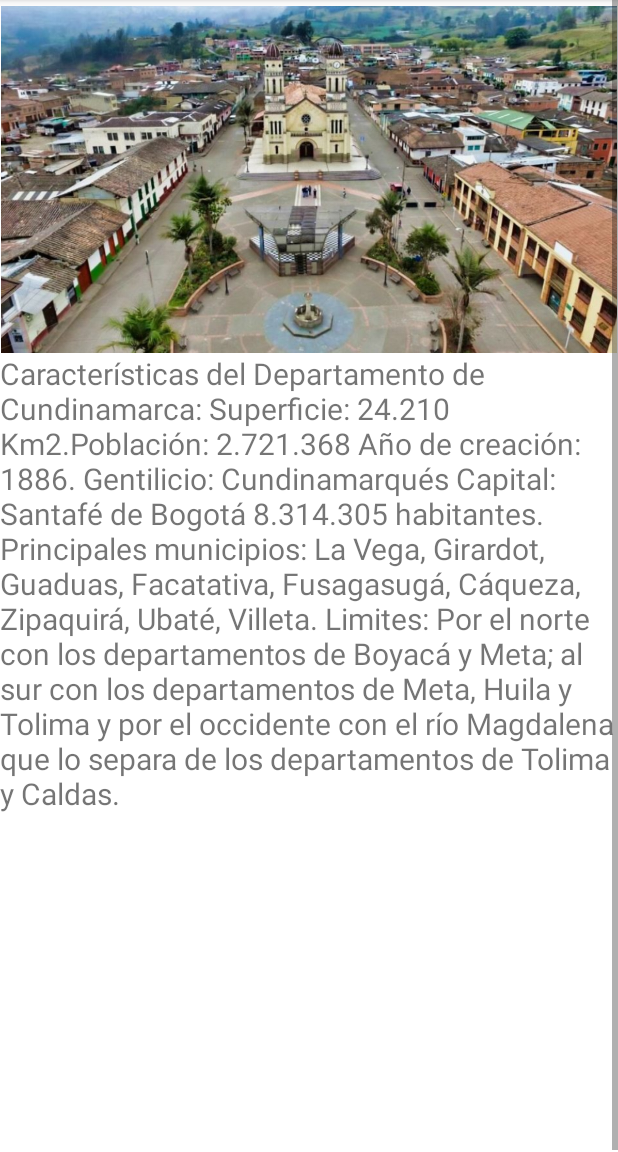
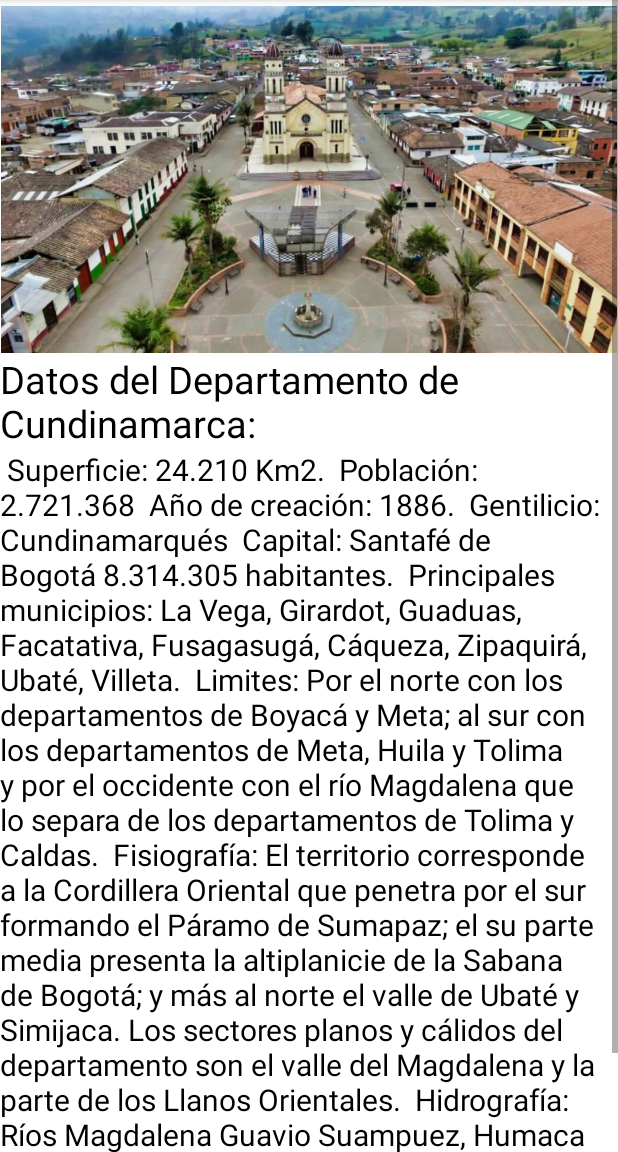
Before and after one commit to migueld2000/DESEMPEOPRODCUTO, an Android app: the Datos_de_cundinamarca screen opened directly, with no data from a screen before it, on a phone screen of 412 x 824 dp, the part 84-1236 px from its top. Run offline under Robolectric (Android 15) with nearby library versions, the light colour scheme and no system bars.

Commit message:
desarrollo_menu_parte2

```diff
--- a/app/src/main/AndroidManifest.xml
+++ b/app/src/main/AndroidManifest.xml
@@ -9,7 +9,8 @@
         android:roundIcon="@mipmap/ic_launcher_round"
         android:supportsRtl="true"
         android:theme="@style/Theme.DESEMPEÑOPRODCUTO">
-        <activity android:name=".Datos_de_cundinamarca"></activity>
+        <activity android:name=".Economia"></activity>
+        <activity android:name=".Datos_de_cundinamarca" />
         <activity android:name=".Mas_de_zipaquira" />
         <activity android:name=".Home" />
         <activity android:name=".Splash">
--- a/app/src/main/res/layout/activity_datos_de_cundinamarca.xml
+++ b/app/src/main/res/layout/activity_datos_de_cundinamarca.xml
@@ -22,11 +22,22 @@
                 app:layout_constraintEnd_toEndOf="parent"
                 app:layout_constraintStart_toStartOf="parent"
                 app:layout_constraintTop_toTopOf="parent" />
+
             <TextView
-                android:layout_width="wrap_content"
-                android:layout_height="534dp"
-                android:text="@string/Descripcion_menu1"
-                android:textSize="20sp" />
+                android:layout_width="match_parent"
+                android:layout_height="wrap_content"
+                android:text="@string/opcion1_subtitulo1"
+                android:textSize="25sp"
+                android:textColor="@color/black"
+                />
+            <TextView
+                android:layout_width="match_parent"
+                android:layout_height="wrap_content"
+                android:text="@string/opcion1_descripcion1"
+                android:textSize="20sp"
+                android:textColor="@color/black"/>
+
+
         </LinearLayout>
     </ScrollView>
 
--- a/app/src/main/res/values/strings.xml
+++ b/app/src/main/res/values/strings.xml
@@ -10,23 +10,49 @@
     <string name="Descripcion3">Nombrada Primera Maravilla de Colombia en 2007. La catedral está construida
         en una mina subterránea de sal y tiene varias esculturas hechas con este mineral. Se pueden tomar
         tours guíados por la catedral.</string>
+
     <string name="opcion1">Datos de cundinamarca</string>
-    <string name="opcion2">Datos curiosos</string>
-    <string name="Descripcion_menu1">
-        Características del Departamento de Cundinamarca:
+    <string name="opcion2">Economia</string>
 
-        Superficie: 24.210 Km2.Población: 2.721.368
+
+    <string name="opcion1_subtitulo1">
+        Datos del Departamento de Cundinamarca:
+    </string>
+    <string name="opcion1_descripcion1">
+        Superficie: 24.210 Km2.
+        <br></br>
+        Población: 2.721.368
+        <br></br>
         Año de creación: 1886.
+        <br></br>
         Gentilicio: Cundinamarqués
+        <br></br>
         Capital: Santafé de Bogotá 8.314.305 habitantes.
-        Principales municipios: La Vega, Girardot, Guaduas, Facatativa, Fusagasugá, Cáqueza, Zipaquirá, Ubaté, Villeta.
-
-        Limites:
-        Por el norte con los departamentos de Boyacá y Meta; al sur con los departamentos de Meta,
+        <br></br>
+        Principales municipios: La Vega, Girardot, Guaduas, Facatativa, Fusagasugá, Cáqueza,
+        Zipaquirá, Ubaté, Villeta.
+        <br></br>
+        Limites: Por el norte con los departamentos de Boyacá y Meta; al sur con los departamentos de Meta,
         Huila y Tolima y por el occidente con el río Magdalena que lo separa de los departamentos de
         Tolima y Caldas.
-
-
+        <br></br>
+        Fisiografía: El territorio corresponde a la Cordillera Oriental que penetra por el sur
+        formando el Páramo de Sumapaz; el su parte media presenta la altiplanicie de la Sabana de
+        Bogotá; y más al norte el valle de Ubaté y Simijaca. Los sectores planos y cálidos del
+        departamento son el valle del Magdalena y la parte de los Llanos Orientales.
+        <br></br>
+        Hidrografía: Ríos Magdalena Guavio Suampuez, Humaca y Negro. Lagunas y represa; Guatavita,
+        Chingaza, Fúquene, Neusa, Sisga, Chisacá, La Regadera y el Hato.
     </string>
-
+    <string name="opcion2_subtitulo1">Economía</string>
+    <string name="opcion2_descripcion1">
+        Los recursos naturales más sobresalientes son el carbón y la sal, principalmente en
+        Zipaquirá, Nemocón y Tausa. También se cuenta con cal, hierro, azufre, esmeraldas, cuarzo,
+        plomo, yeso, cobre y mármol.
+        <br></br>
+        Los principales productos agrícolas son café, maíz, caña de azúcar, papa, cebada, trigo,
+        yuca, algodón, arroz, fríjol y frutas, el departamento es el primer productor de caña de
+        azúcar panelera del país. La lechería se halla muy desarrollada especialmente en la Sabana
+        de Bogotá y en le valle de Ubaté.
+    </string>
 </resources>
```
Also changed, not shown: app/src/main/java/com/example/desempeo_prodcuto/Economia.java (added, +14 -0 lines), app/src/main/java/com/example/desempeo_prodcuto/Home.java (+32 -0 lines), app/src/main/res/layout/activity_economia.xml (added, +46 -0 lines), app/src/main/res/drawable/economia.jpg (added).
